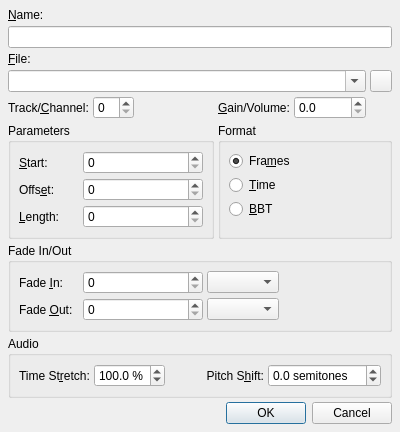
Above: src/qtractorClipForm.ui from rncbc/qtractor before the change. Below: the same form after it.
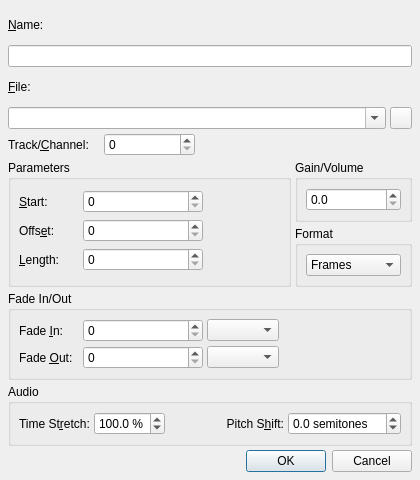
That is the form after the change. Icons and pictures are not drawn. Custom widgets are drawn as their Qt base class.

Commit message: - Boring time display-format conversion from radio-button into simple combo-box list.

```diff
--- a/src/qtractorClipForm.ui
+++ b/src/qtractorClipForm.ui
@@ -20,13 +20,13 @@
 
  </comment>
  <class>qtractorClipForm</class>
- <widget class="QDialog" name="qtractorClipForm" >
-  <property name="geometry" >
+ <widget class="QDialog" name="qtractorClipForm">
+  <property name="geometry">
    <rect>
     <x>0</x>
     <y>0</y>
-    <width>320</width>
-    <height>360</height>
+    <width>420</width>
+    <height>480</height>
    </rect>
   </property>
   <property name="focusPolicy" >
@@ -38,10 +38,10 @@
   <property name="windowIcon" >
    <iconset resource="qtractor.qrc" >:/images/editClip.png</iconset>
   </property>
-  <layout class="QGridLayout" >
-   <item row="0" column="0" colspan="6" >
-    <widget class="QLabel" name="ClipNameTextLabel" >
-     <property name="text" >
+  <layout class="QGridLayout">
+   <item row="0" column="0" colspan="5">
+    <widget class="QLabel" name="ClipNameTextLabel">
+     <property name="text">
       <string>&amp;Name:</string>
      </property>
      <property name="buddy" >
@@ -49,16 +49,16 @@
      </property>
     </widget>
    </item>
-   <item row="1" column="0" colspan="6" >
-    <widget class="QLineEdit" name="ClipNameLineEdit" >
-     <property name="toolTip" >
+   <item row="1" column="0" colspan="5">
+    <widget class="QLineEdit" name="ClipNameLineEdit">
+     <property name="toolTip">
       <string>Clip name</string>
      </property>
     </widget>
    </item>
-   <item row="2" column="0" colspan="6" >
-    <widget class="QLabel" name="FilenameTextLabel" >
-     <property name="text" >
+   <item row="2" column="0" colspan="5">
+    <widget class="QLabel" name="FilenameTextLabel">
+     <property name="text">
       <string>&amp;File:</string>
      </property>
      <property name="buddy" >
@@ -66,9 +66,9 @@
      </property>
     </widget>
    </item>
-   <item row="3" column="0" colspan="5" >
-    <widget class="QComboBox" name="FilenameComboBox" >
-     <property name="toolTip" >
+   <item row="3" column="0" colspan="4">
+    <widget class="QComboBox" name="FilenameComboBox">
+     <property name="toolTip">
       <string>Clip filename</string>
      </property>
      <property name="editable" >
@@ -76,9 +76,9 @@
      </property>
     </widget>
    </item>
-   <item row="3" column="5" >
-    <widget class="QToolButton" name="FilenameToolButton" >
-     <property name="minimumSize" >
+   <item row="3" column="4">
+    <widget class="QToolButton" name="FilenameToolButton">
+     <property name="minimumSize">
       <size>
        <width>22</width>
        <height>22</height>
@@ -124,51 +124,22 @@
      </property>
     </widget>
    </item>
-   <item row="4" column="2" >
+   <item row="4" column="2" colspan="3">
     <spacer>
      <property name="orientation" >
       <enum>Qt::Horizontal</enum>
      </property>
-     <property name="sizeHint" >
+     <property name="sizeHint">
       <size>
        <width>20</width>
-       <height>4</height>
+       <height>8</height>
       </size>
      </property>
     </spacer>
    </item>
-   <item row="4" column="3" >
-    <widget class="QLabel" name="ClipGainTextLabel" >
-     <property name="text" >
-      <string>&amp;Gain/Volume:</string>
-     </property>
-     <property name="buddy" >
-      <cstring>ClipGainSpinBox</cstring>
-     </property>
-    </widget>
-   </item>
-   <item row="4" column="4" >
-    <widget class="QDoubleSpinBox" name="ClipGainSpinBox" >
-     <property name="minimumSize" >
-      <size>
-       <width>72</width>
-       <height>0</height>
-      </size>
-     </property>
-     <property name="toolTip" >
-      <string>Clip gain/volume</string>
-     </property>
-     <property name="decimals" >
-      <number>1</number>
-     </property>
-     <property name="singleStep" >
-      <double>0.1</double>
-     </property>
-    </widget>
-   </item>
-   <item row="5" column="0" colspan="3" >
-    <widget class="QGroupBox" name="ParamGroupBox" >
-     <property name="title" >
+   <item row="5" column="0" rowspan="2" colspan="3">
+    <widget class="QGroupBox" name="ParamGroupBox">
+     <property name="title">
       <string>Parameters</string>
      </property>
      <layout class="QGridLayout" >
@@ -177,10 +148,10 @@
         <property name="orientation" >
          <enum>Qt::Horizontal</enum>
         </property>
-        <property name="sizeHint" >
+        <property name="sizeHint">
          <size>
-          <width>4</width>
-          <height>20</height>
+          <width>20</width>
+          <height>8</height>
          </size>
         </property>
        </spacer>
@@ -275,70 +246,74 @@
      </layout>
     </widget>
    </item>
-   <item row="5" column="3" colspan="3" >
-    <widget class="QGroupBox" name="FormatGroupBox" >
-     <property name="title" >
+   <item row="5" column="3" colspan="2">
+    <widget class="QGroupBox" name="GainVolumeGroupBox">
+     <property name="title">
+      <string>Gain/Volume</string>
+     </property>
+     <layout class="QVBoxLayout">
+      <item>
+       <widget class="QDoubleSpinBox" name="ClipGainSpinBox">
+        <property name="minimumSize">
+         <size>
+          <width>72</width>
+          <height>0</height>
+         </size>
+        </property>
+        <property name="toolTip">
+         <string>Clip gain/volume</string>
+        </property>
+        <property name="decimals">
+         <number>1</number>
+        </property>
+        <property name="singleStep">
+         <double>0.1</double>
+        </property>
+       </widget>
+      </item>
+     </layout>
+    </widget>
+   </item>
+   <item row="6" column="3" colspan="2">
+    <widget class="QGroupBox" name="FormatGroupBox">
+     <property name="title">
       <string>Format</string>
      </property>
-     <layout class="QVBoxLayout" >
+     <layout class="QVBoxLayout">
       <item>
-       <widget class="QRadioButton" name="FramesRadioButton" >
-        <property name="toolTip" >
-         <string>Frames</string>
+       <widget class="QComboBox" name="FormatComboBox">
+        <property name="toolTip">
+         <string>Time display format</string>
         </property>
-        <property name="text" >
-         <string>Fra&amp;mes</string>
-        </property>
-        <property name="checked" >
-         <bool>true</bool>
-        </property>
+        <item>
+         <property name="text">
+          <string>Frames</string>
+         </property>
+        </item>
+        <item>
+         <property name="text">
+          <string>Time</string>
+         </property>
+        </item>
+        <item>
+         <property name="text">
+          <string>BBT</string>
+         </property>
+        </item>
        </widget>
       </item>
-      <item>
-       <widget class="QRadioButton" name="TimeRadioButton" >
-        <property name="toolTip" >
-         <string>Time (hh:mm:ss.zzz)</string>
-        </property>
-        <property name="text" >
-         <string>&amp;Time</string>
-        </property>
-       </widget>
-      </item>
-      <item>
-       <widget class="QRadioButton" name="BbtRadioButton" >
-        <property name="toolTip" >
-         <string>BBT (bars.beats.ticks)</string>
-        </property>
-        <property name="text" >
-         <string>&amp;BBT</string>
-        </property>
-       </widget>
-      </item>
-      <item>
-       <spacer>
-        <property name="orientation" >
-         <enum>Qt::Vertical</enum>
-        </property>
-        <property name="sizeHint" >
-         <size>
-          <width>20</width>
-          <height>4</height>
-         </size>
-        </property>
-       </spacer>
-      </item>
      </layout>
     </widget>
    </item>
-   <item row="6" column="0" colspan="6" >
-    <widget class="QGroupBox" name="FadeInOutGroupBox" >
-     <property name="title" >
+   <item row="7" column="0" colspan="5">
+    <widget class="QGroupBox" name="FadeInOutGroupBox">
+     <property name="title">
       <string>Fade In/Out</string>
      </property>
-     <layout class="QGridLayout" >
-      <item row="0" column="0" >
-       <widget class="QLabel" name="FadeInTextLabel" >
-        <property name="minimumSize" >
+     <layout class="QGridLayout">
+      <item row="0" column="0">
+       <widget class="QLabel" name="FadeInTextLabel">
+        <property name="minimumSize">
          <size>
           <width>60</width>
           <height>0</height>
@@ -352,9 +327,9 @@
         </property>
        </widget>
       </item>
-      <item row="0" column="1" >
-       <widget class="qtractorTimeSpinBox" name="FadeInLengthSpinBox" >
-        <property name="minimumSize" >
+      <item row="0" column="1">
+       <widget class="qtractorTimeSpinBox" name="FadeInLengthSpinBox">
+        <property name="minimumSize">
          <size>
           <width>120</width>
           <height>0</height>
@@ -365,29 +340,29 @@
         </property>
        </widget>
       </item>
-      <item row="0" column="2" >
-       <widget class="QComboBox" name="FadeInTypeComboBox" >
-        <property name="toolTip" >
+      <item row="0" column="2">
+       <widget class="QComboBox" name="FadeInTypeComboBox">
+        <property name="toolTip">
          <string>Clip fade-in type</string>
         </property>
        </widget>
       </item>
-      <item rowspan="2" row="0" column="3" >
+      <item row="0" column="3" rowspan="2">
        <spacer>
-        <property name="orientation" >
+        <property name="orientation">
          <enum>Qt::Horizontal</enum>
         </property>
-        <property name="sizeHint" >
+        <property name="sizeHint">
          <size>
-          <width>4</width>
-          <height>20</height>
+          <width>20</width>
+          <height>8</height>
          </size>
         </property>
        </spacer>
       </item>
-      <item row="1" column="0" >
-       <widget class="QLabel" name="FadeOutTextLabel" >
-        <property name="minimumSize" >
+      <item row="1" column="0">
+       <widget class="QLabel" name="FadeOutTextLabel">
+        <property name="minimumSize">
          <size>
           <width>60</width>
           <height>0</height>
@@ -401,9 +376,9 @@
         </property>
        </widget>
       </item>
-      <item row="1" column="1" >
-       <widget class="qtractorTimeSpinBox" name="FadeOutLengthSpinBox" >
-        <property name="minimumSize" >
+      <item row="1" column="1">
+       <widget class="qtractorTimeSpinBox" name="FadeOutLengthSpinBox">
+        <property name="minimumSize">
          <size>
           <width>120</width>
           <height>0</height>
@@ -414,9 +389,9 @@
         </property>
        </widget>
       </item>
-      <item row="1" column="2" >
-       <widget class="QComboBox" name="FadeOutTypeComboBox" >
-        <property name="toolTip" >
+      <item row="1" column="2">
+       <widget class="QComboBox" name="FadeOutTypeComboBox">
+        <property name="toolTip">
          <string>Clip fade-out type</string>
         </property>
        </widget>
@@ -424,28 +399,28 @@
      </layout>
     </widget>
    </item>
-   <item row="7" column="0" colspan="6" >
-    <widget class="QGroupBox" name="AudioClipGroupBox" >
-     <property name="title" >
+   <item row="8" column="0" colspan="5">
+    <widget class="QGroupBox" name="AudioClipGroupBox">
+     <property name="title">
       <string>Audio</string>
      </property>
-     <layout class="QGridLayout" >
-      <item row="0" column="2" >
+     <layout class="QGridLayout">
+      <item row="0" column="2">
        <spacer>
-        <property name="orientation" >
+        <property name="orientation">
          <enum>Qt::Horizontal</enum>
         </property>
-        <property name="sizeHint" >
+        <property name="sizeHint">
          <size>
           <width>20</width>
-          <height>20</height>
+          <height>8</height>
          </size>
         </property>
        </spacer>
       </item>
-      <item row="0" column="0" >
-       <widget class="QLabel" name="TimeStretchTextLabel" >
-        <property name="minimumSize" >
+      <item row="0" column="0">
+       <widget class="QLabel" name="TimeStretchTextLabel">
+        <property name="minimumSize">
          <size>
           <width>60</width>
           <height>0</height>
@@ -459,9 +434,9 @@
         </property>
        </widget>
       </item>
-      <item row="0" column="1" >
-       <widget class="QDoubleSpinBox" name="TimeStretchSpinBox" >
-        <property name="minimumSize" >
+      <item row="0" column="1">
+       <widget class="QDoubleSpinBox" name="TimeStretchSpinBox">
+        <property name="minimumSize">
          <size>
           <width>66</width>
           <height>0</height>
@@ -487,9 +462,9 @@
         </property>
        </widget>
       </item>
-      <item row="0" column="3" >
-       <widget class="QLabel" name="PitchShiftTextLabel" >
-        <property name="text" >
+      <item row="0" column="3">
+       <widget class="QLabel" name="PitchShiftTextLabel">
+        <property name="text">
          <string>Pitch S&amp;hift:</string>
         </property>
         <property name="alignment" >
@@ -500,9 +475,9 @@
         </property>
        </widget>
       </item>
-      <item row="0" column="4" >
-       <widget class="QDoubleSpinBox" name="PitchShiftSpinBox" >
-        <property name="minimumSize" >
+      <item row="0" column="4">
+       <widget class="QDoubleSpinBox" name="PitchShiftSpinBox">
+        <property name="minimumSize">
          <size>
           <width>66</width>
           <height>0</height>
@@ -531,7 +506,7 @@
      </layout>
     </widget>
    </item>
-   <item row="8" column="0" colspan="6" >
+   <item row="9" column="0" colspan="5">
     <widget class="QDialogButtonBox" name="DialogButtonBox">
      <property name="orientation">
       <enum>Qt::Horizontal</enum>
@@ -543,7 +518,7 @@
    </item>
   </layout>
  </widget>
- <layoutdefault spacing="4" margin="8" />
+ <layoutdefault spacing="4" margin="8"/>
  <customwidgets>
   <customwidget>
    <class>qtractorTimeSpinBox</class>
```
Left out of the diff: 159 changed lines with no effect on the pictures. The commit also changes 14 other files.
